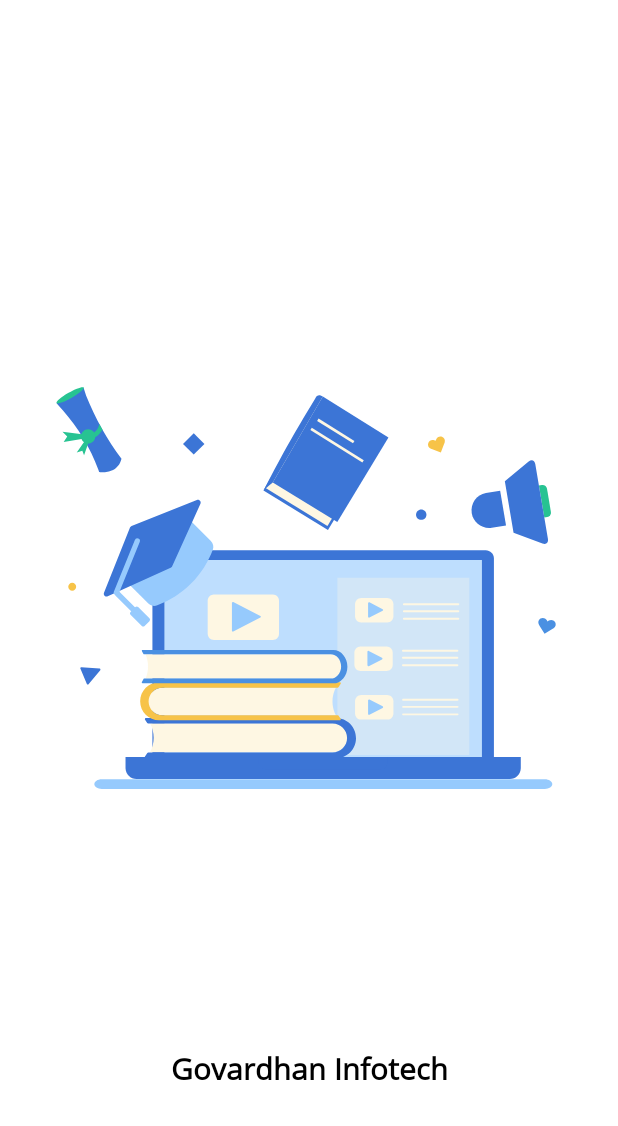
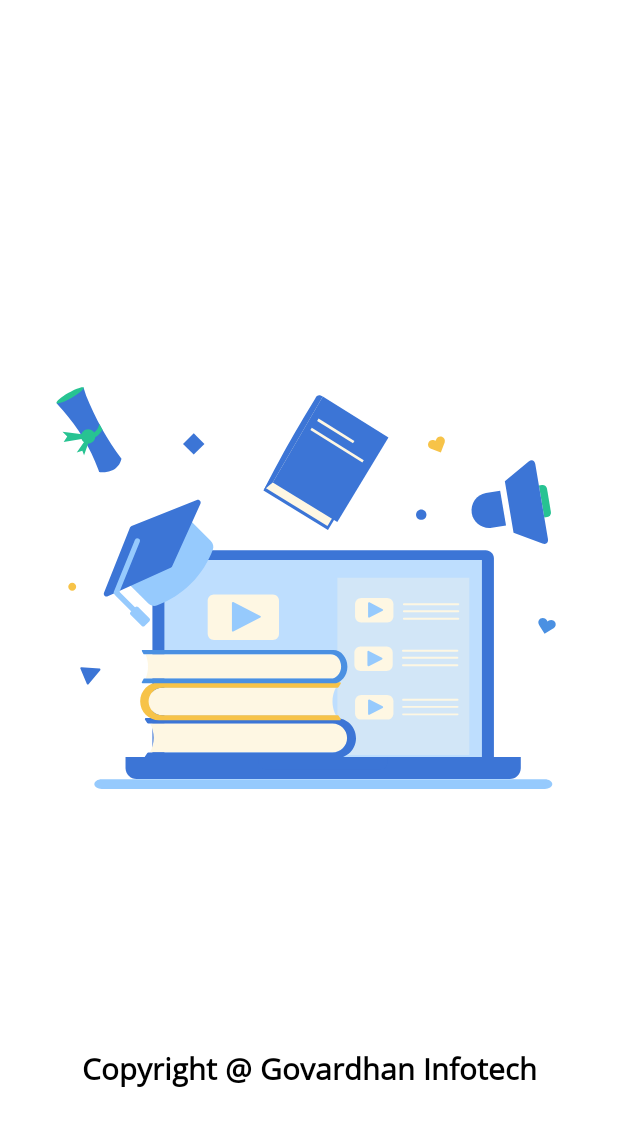
Before and after one commit to govardhanintern/GIQuiz, an Android app: the MainActivity screen opened directly, with no data from a screen before it, on a phone screen of 412 x 824 dp. Shown: the top 1126 px of the screen. Run offline under Robolectric (Android 15) with nearby library versions, the phone set to English and light mode, and no system bars.

Commit message:
initital Commit

```diff
--- a/app/src/main/res/layout/activity_main.xml
+++ b/app/src/main/res/layout/activity_main.xml
@@ -19,9 +19,9 @@
     <TextView
         android:layout_width="match_parent"
         android:layout_height="wrap_content"
+        android:fontFamily="@font/google_font"
         android:gravity="center"
-        android:fontFamily="@font/google_font"
-        android:text="Govardhan Infotech"
+        android:text="Copyright @ Govardhan Infotech"
         android:textColor="@color/black"
         android:textSize="20dp"
         android:textStyle="bold" />
--- a/app/src/main/res/values/strings.xml
+++ b/app/src/main/res/values/strings.xml
@@ -1,8 +1,8 @@
 <resources>
     <string name="app_name">GI Quiz</string>
-    <string name="IP">http://gisurat.co.in/GIQuiz/</string>
-    <string name="IP_SubImage">http://gisurat.co.in/GIQuiz/SubjectImage/</string>
-    <string name="IP_JobImage">http://gisurat.co.in/GIQuiz/JobImage/</string>
+    <string name="IP">http://gisurat.com/GIQuiz/</string>
+    <string name="IP_SubImage">http://gisurat.com/GIQuiz/SubjectImage/</string>
+    <string name="IP_JobImage">http://gisurat.com/GIQuiz/JobImage/</string>
     <string name="shared_file">MyFile</string>
 
 
```
Also changed, not shown: app/src/main/java/com/gi/giquiz/SolutionProgram.java (+22 -2 lines).
